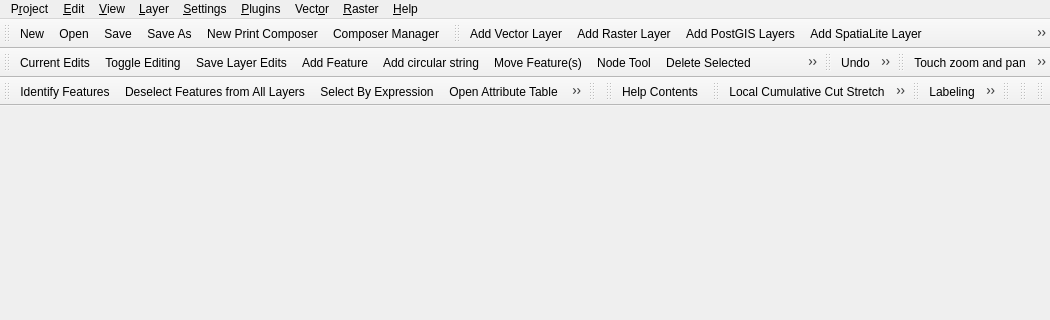
Old version of the form src/ui/qgisapp.ui in the repository mhugent/QGIS; both pictures show x 0 to 1050 and y 0 to 320 of the 1050 by 506 pixel window.
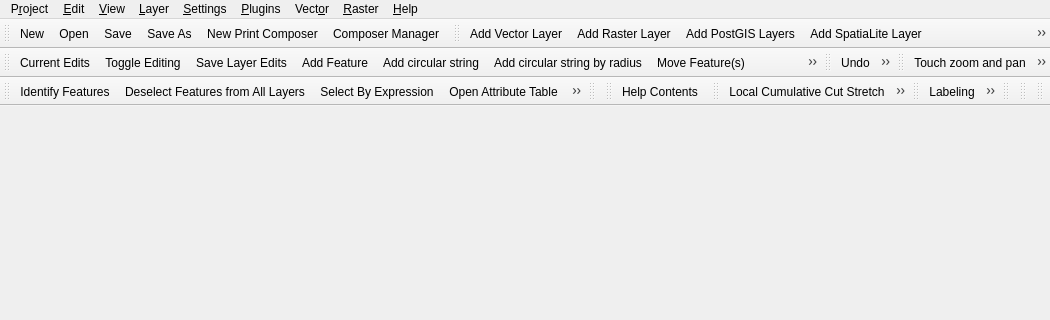
New version of the form. Icons and pictures are not drawn.

Commit message: Start implemention of circular string radius tool

What changed in the file:
```diff
--- a/src/ui/qgisapp.ui
+++ b/src/ui/qgisapp.ui
@@ -331,6 +331,7 @@
    <addaction name="mActionSaveLayerEdits"/>
    <addaction name="mActionAddFeature"/>
    <addaction name="mActionAddCircularString"/>
+   <addaction name="mActionCircularStringRadius"/>
    <addaction name="mActionMoveFeature"/>
    <addaction name="mActionNodeTool"/>
    <addaction name="mActionDeleteSelected"/>
@@ -2246,6 +2247,14 @@
     <string>Add circular string</string>
    </property>
   </action>
+  <action name="mActionCircularStringRadius">
+   <property name="checkable">
+    <bool>true</bool>
+   </property>
+   <property name="text">
+    <string>Add circular string by radius</string>
+   </property>
+  </action>
  </widget>
  <resources>
   <include location="../../images/images.qrc"/>
```
The commit also changes 10 other files.
